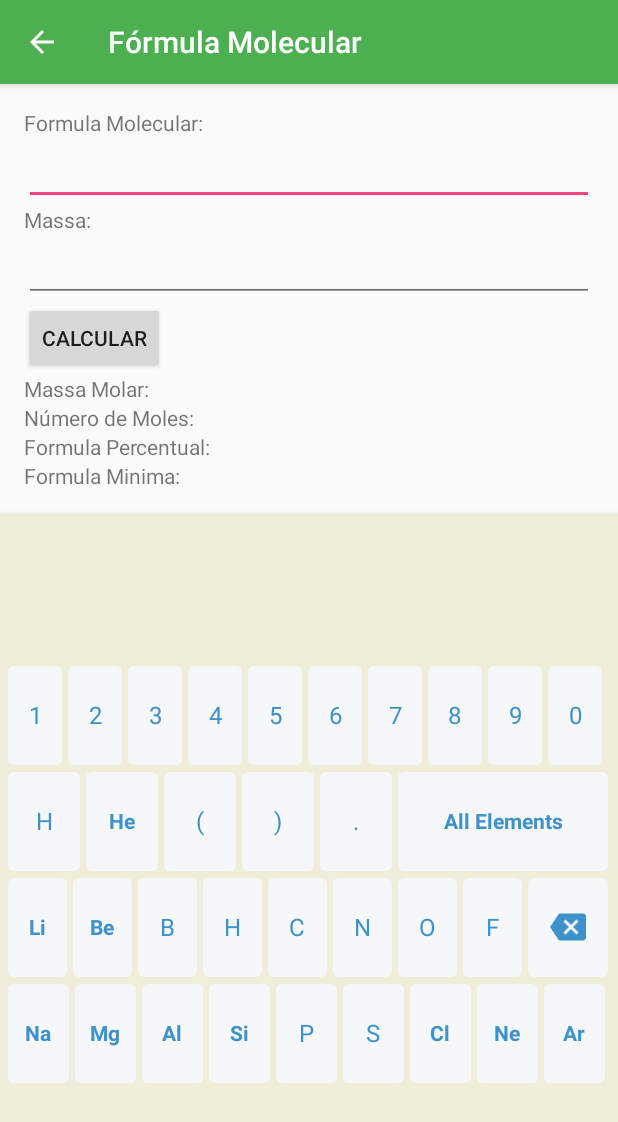
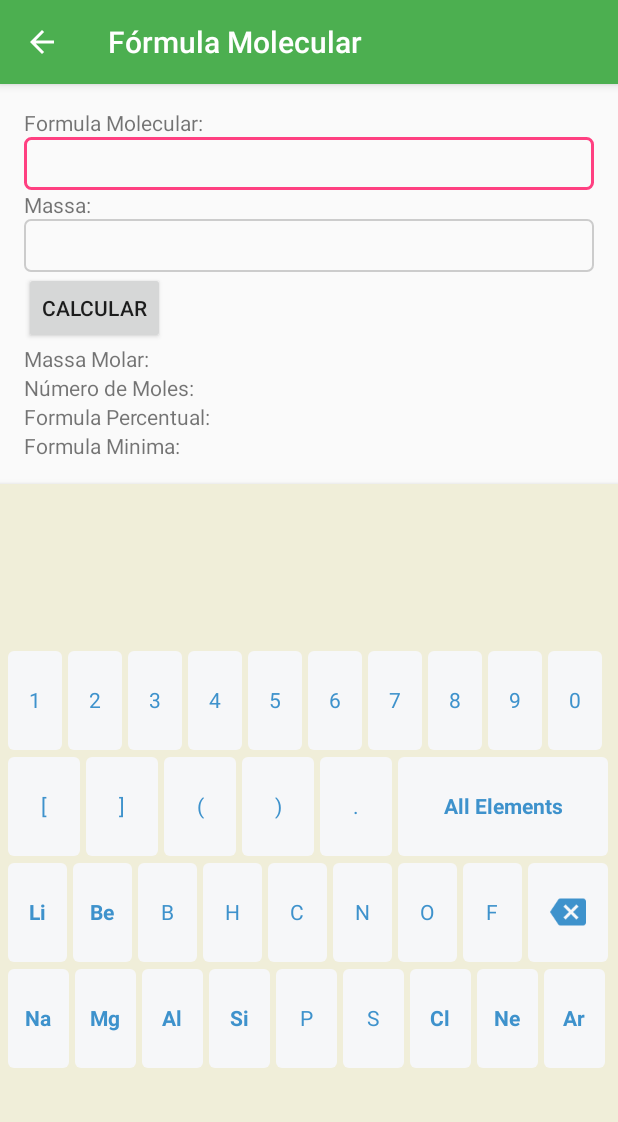
Before and after one commit to fcoeverardo/Estequiometria, an Android app: the Interaction14Activity screen opened directly, with no data from a screen before it, on a phone screen of 412 x 824 dp. Shown: the top 1122 px of the screen. Run offline under Robolectric (Android 15) with nearby library versions, the phone set to English and light mode, and no system bars.

Commit message:
Ajuste no layout do teclado e conserto de bug do teclado do Android

```diff
--- a/app/src/main/java/quimica/ufc/br/estequiometria/parser/CodeConverter.java
+++ b/app/src/main/java/quimica/ufc/br/estequiometria/parser/CodeConverter.java
@@ -62,6 +62,10 @@ public class CodeConverter {
                     return "Ne";
                 case 26000:
                     return "Ar";
+                case 27000:
+                    return "[";
+                case 28000:
+                    return "]";
 
                 default:
                     break;
--- /dev/null
+++ b/app/src/main/res/drawable/edittext.xml
@@ -0,0 +1,21 @@
+<?xml version="1.0" encoding="utf-8"?>
+<selector xmlns:android="http://schemas.android.com/apk/res/android">
+    <item android:state_focused="false">
+        <shape>
+
+            <stroke android:width="1dp" android:color="#cccccc"></stroke>
+            <corners android:radius="4dp"></corners>
+        </shape>
+
+    </item>
+
+    <item android:state_focused="true">
+
+        <shape>
+
+            <stroke android:width="2dp" android:color="@color/colorAccent"></stroke>
+            <corners android:radius="4dp"></corners>
+        </shape>
+
+    </item>
+</selector>
--- a/app/src/main/res/layout/keyboard_layout.xml
+++ b/app/src/main/res/layout/keyboard_layout.xml
@@ -1,5 +1,6 @@
 <?xml version="1.0" encoding="utf-8"?>
-<LinearLayout android:layout_width="match_parent"
+<LinearLayout xmlns:tools="http://schemas.android.com/tools"
+    android:layout_width="match_parent"
     android:layout_height="match_parent"
     android:orientation="vertical"
     android:layout_gravity="bottom"
@@ -20,12 +21,13 @@
             android:layout_width="fill_parent"
             android:layout_height="match_parent"
             android:layout_gravity="center_vertical"
-            android:focusable="true"
             android:keyBackground="@drawable/keysbackground"
             android:keyTextColor="@color/keyboradkey"
-            android:keyTextSize="16sp"
-            android:focusableInTouchMode="true"
-            android:shadowRadius="0"/>
+            android:labelTextSize="14sp"
+
+            android:keyTextSize="14sp"
+            android:shadowRadius="0"
+            android:shadowColor="#00000000" />
     </FrameLayout>
 
 </LinearLayout>
--- a/app/src/main/res/layout/mass.xml
+++ b/app/src/main/res/layout/mass.xml
@@ -11,6 +11,8 @@
 
     <EditText
         android:id="@+id/etMass"
+        android:background="@drawable/edittext"
+        android:padding="5dp"
         android:layout_width="match_parent"
         android:layout_height="wrap_content"
         android:inputType="numberDecimal"/>
--- a/app/src/main/res/layout/molecular_formula.xml
+++ b/app/src/main/res/layout/molecular_formula.xml
@@ -46,7 +46,11 @@
     <EditText
         android:id="@+id/etFormula"
         android:inputType="none"
+        android:paddingLeft="5dp"
+        android:paddingTop="7dp"
+        android:paddingBottom="3dp"
+        android:background="@drawable/edittext"
         android:layout_width="match_parent"
-        android:layout_height="wrap_content" />
+        android:layout_height="wrap_content"/>
 
 </LinearLayout>
--- a/app/src/main/res/xml/keyboard.xml
+++ b/app/src/main/res/xml/keyboard.xml
@@ -17,8 +17,8 @@
     </Row>
 
     <Row android:keyWidth="12%p">
-        <Key android:codes="3000"    android:keyLabel="H" android:horizontalGap="1%p" android:keyEdgeFlags="left"/>
-        <Key android:codes="14000"    android:keyLabel="He" android:horizontalGap="1%p"/>
+        <Key android:codes="27000"    android:keyLabel="[" android:horizontalGap="1%p" android:keyEdgeFlags="left"/>
+        <Key android:codes="28000"    android:keyLabel="]" android:horizontalGap="1%p"/>
         <Key android:codes="6000"    android:keyLabel="(" android:horizontalGap="1%p" />
         <Key android:codes="7000"    android:keyLabel=")" android:horizontalGap="1%p" />
         <Key android:codes="8000"    android:keyLabel="." android:horizontalGap="1%p" />
@@ -34,7 +34,7 @@
         <Key android:codes="4000"    android:keyLabel="N" android:horizontalGap="1%p" />
         <Key android:codes="5000"    android:keyLabel="O" android:horizontalGap="1%p" />
         <Key android:codes="18000"    android:keyLabel="F" android:horizontalGap="1%p" />
-        <Key android:codes="-5"    android:keyIcon="@drawable/ic_backspace" android:keyWidth="15%p" android:horizontalGap="1%p" android:keyEdgeFlags="right"/>
+        <Key android:codes="-5"    android:keyIcon="@drawable/ic_backspace" android:keyWidth="15%p" android:isRepeatable="true" android:horizontalGap="1%p" android:keyEdgeFlags="right"/>
     </Row>
     <Row android:keyWidth="11%p">
         <Key android:codes="1000"    android:keyLabel="Na" android:horizontalGap="1%p" android:keyEdgeFlags="left"/>
```
Also changed, not shown: app/src/main/java/quimica/ufc/br/estequiometria/InteractionAcitivity.java (+35 -4 lines).
